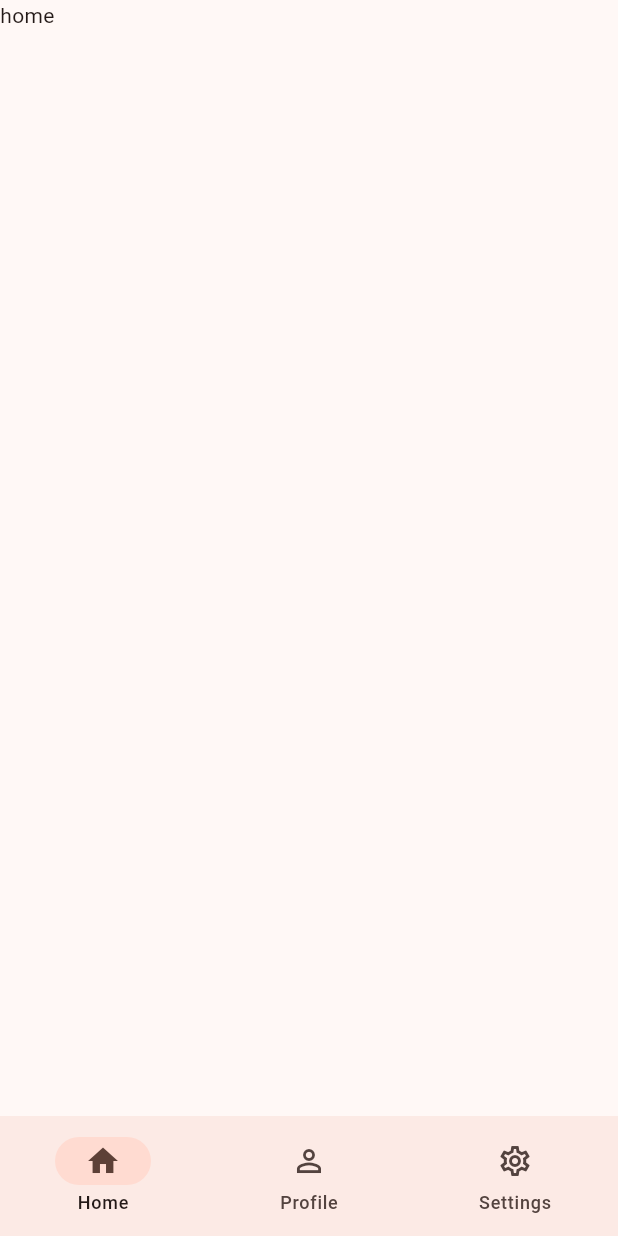
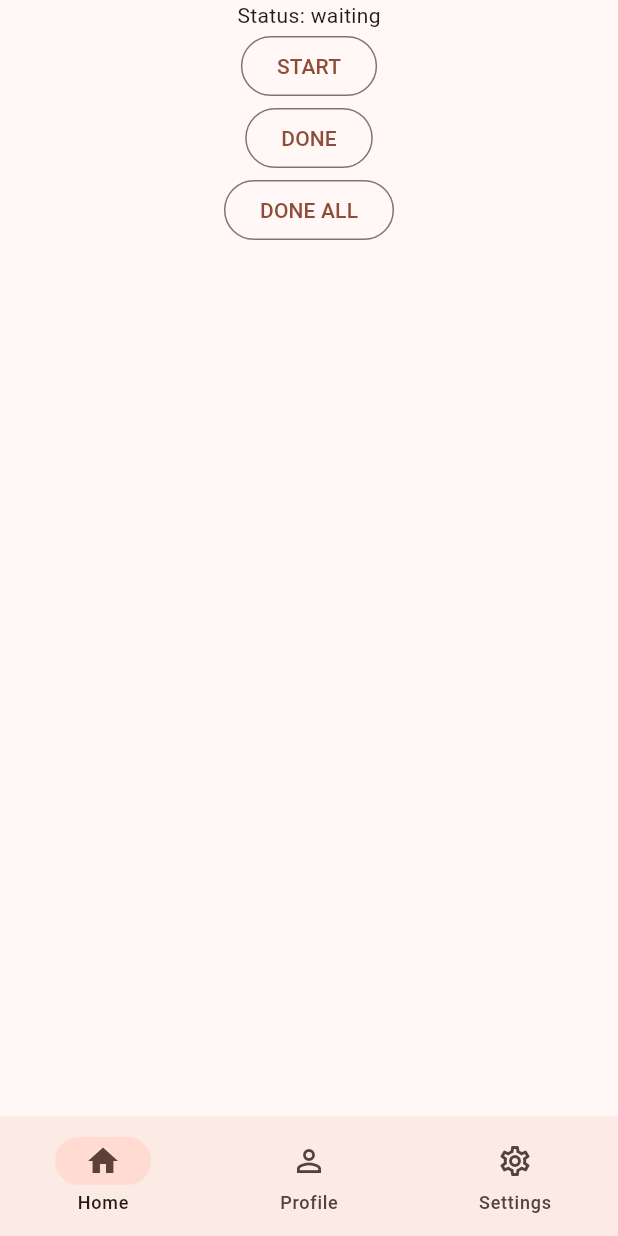
Before and after one commit to canoypa/ketchup, a Flutter app: the screen it shows after launch, on a phone screen of 412 x 824 dp. Run offline on Flutter 3.47's test engine with Material 2 defaults, Android fonts, the phone set to English and light mode, and no system bars; our stand-ins replace flutter_riverpod, go_router.

```diff
--- a/lib/app/main/home.dart
+++ b/lib/app/main/home.dart
@@ -1,7 +1,45 @@
 import 'package:flutter/material.dart';
+import 'package:flutter_riverpod/flutter_riverpod.dart';
+import 'package:ketchup/pomodoro/provider.dart';
 
 Page<dynamic> buildHomePage(context, state) {
   return const MaterialPage(
-    child: SafeArea(child: Text("home")),
+    child: SafeArea(child: PomodoroTest()),
   );
 }
+
+class PomodoroTest extends ConsumerWidget {
+  const PomodoroTest({
+    super.key,
+  });
+
+  @override
+  Widget build(BuildContext context, WidgetRef ref) {
+    final pomodoroNotifier = ref.watch(pomodoroTimerProvider.notifier);
+    final pomodoroState = ref.watch(pomodoroTimerProvider);
+
+    return Column(
+      children: [
+        Text("Status: ${pomodoroState.status.name}"),
+        OutlinedButton(
+          onPressed: () {
+            pomodoroNotifier.start();
+          },
+          child: const Text("START"),
+        ),
+        OutlinedButton(
+          onPressed: () {
+            pomodoroNotifier.doneInterval();
+          },
+          child: const Text("DONE"),
+        ),
+        OutlinedButton(
+          onPressed: () {
+            pomodoroNotifier.done();
+          },
+          child: const Text("DONE ALL"),
+        ),
+      ],
+    );
+  }
+}
```
